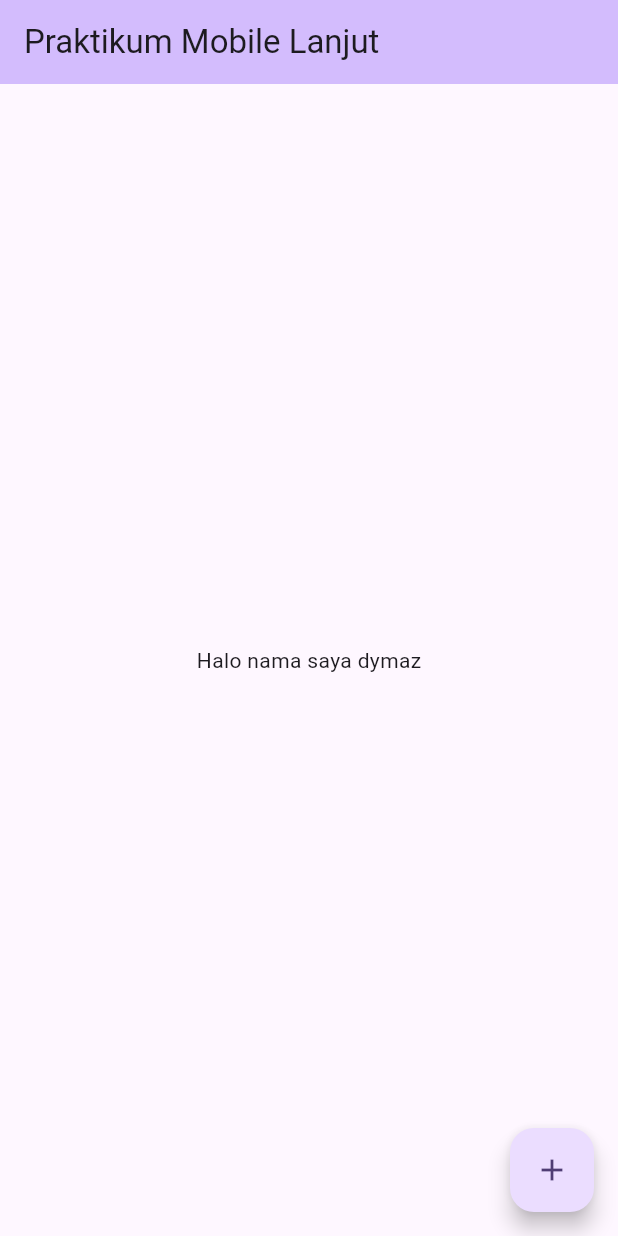
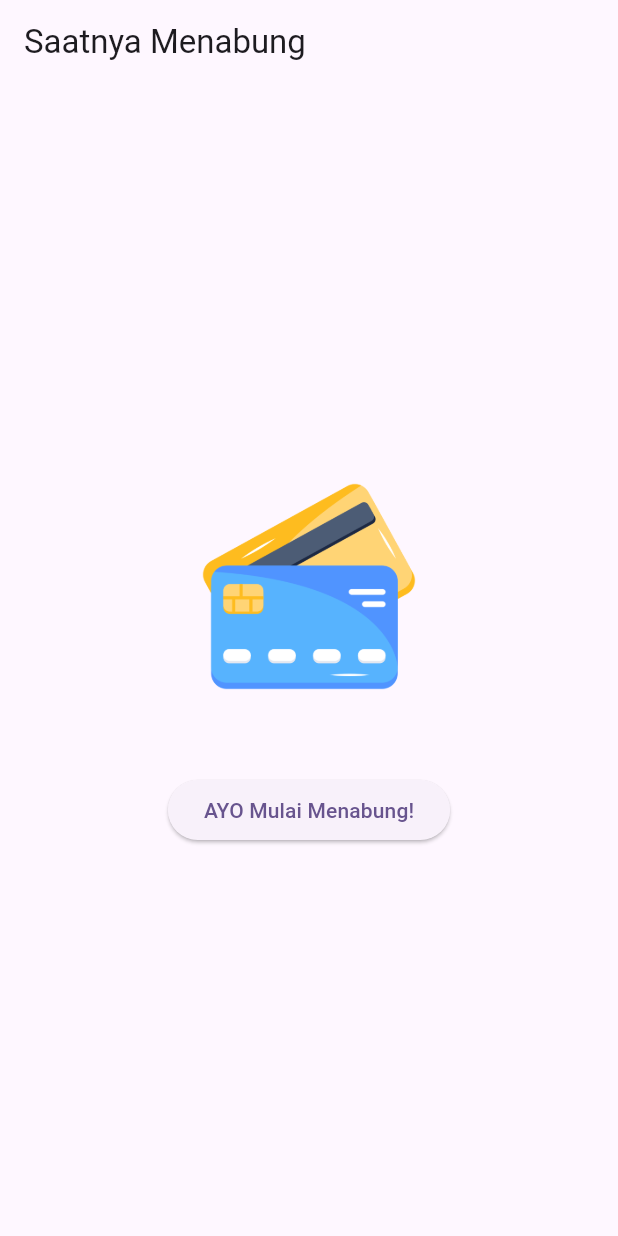
Before and after one commit to DYmazeh/prak-mobilelanjut-2357051017, a Flutter app: the screen it shows after launch, on a phone screen of 412 x 824 dp. Run offline on Flutter 3.47's test engine with Material 3 defaults, Android fonts, the phone set to English and light mode, and no system bars.

Commit message:
Pertemuan 3: Basic Widget

```diff
--- /dev/null
+++ b/lib/basic_widget.dart
@@ -0,0 +1,31 @@
+import 'package:flutter/material.dart';
+
+class BasicWidget extends StatelessWidget {
+  const BasicWidget({super.key});
+
+  @override
+  Widget build(BuildContext context) {
+    return Scaffold(
+      appBar: AppBar(
+        title: const Text('Saatnya Menabung'),
+      ),
+      body: Center(
+        child: Column(
+          mainAxisAlignment: MainAxisAlignment.center,
+          children: [
+            Image.asset(
+              'assets/images/atm.png',
+              width: 150,
+              height: 150,
+            ),
+            const SizedBox(height: 50),
+            ElevatedButton(
+              onPressed: () {},
+              child: const Text('AYO Mulai Menabung!'),
+            ),
+          ],
+        ),
+      ),
+    );
+  }
+}
--- a/lib/main.dart
+++ b/lib/main.dart
@@ -1,4 +1,7 @@
 import 'package:flutter/material.dart';
+//import 'package:myapp/column_widget.dart';
+//import 'package:myapp/row_widget.dart';
+import 'package:myapp/basic_widget.dart';
 
 void main() {
   runApp(const MyApp());
@@ -7,122 +10,15 @@ void main() {
 class MyApp extends StatelessWidget {
   const MyApp({super.key});
 
-  // This widget is the root of your application.
   @override
   Widget build(BuildContext context) {
     return MaterialApp(
-      title: 'Flutter Demo',
+      title: 'Praktikum Mobile Lanjut',
       theme: ThemeData(
-        // This is the theme of your application.
-        //
-        // TRY THIS: Try running your application with "flutter run". You'll see
-        // the application has a purple toolbar. Then, without quitting the app,
-        // try changing the seedColor in the colorScheme below to Colors.green
-        // and then invoke "hot reload" (save your changes or press the "hot
-        // reload" button in a Flutter-supported IDE, or press "r" if you used
-        // the command line to start the app).
-        //
-        // Notice that the counter didn't reset back to zero; the application
-        // state is not lost during the reload. To reset the state, use hot
-        // restart instead.
-        //
-        // This works for code too, not just values: Most code changes can be
-        // tested with just a hot reload.
         colorScheme: ColorScheme.fromSeed(seedColor: Colors.deepPurple),
+        useMaterial3: true,
       ),
-      home: const MyHomePage(title: 'Praktikum Mobile Lanjut'),
+      home: const BasicWidget(),
     );
   }
 }
-
-class MyHomePage extends StatefulWidget {
-  const MyHomePage({super.key, required this.title});
-
-  // This widget is the home page of your application. It is stateful, meaning
-  // that it has a State object (defined below) that contains fields that affect
-  // how it looks.
-
-  // This class is the configuration for the state. It holds the values (in this
-  // case the title) provided by the parent (in this case the App widget) and
-  // used by the build method of the State. Fields in a Widget subclass are
-  // always marked "final".
-
-  final String title;
-
-  @override
-  State<MyHomePage> createState() => _MyHomePageState();
-}
-
-class _MyHomePageState extends State<MyHomePage> {
-  int _counter = 0;
-
-  void _incrementCounter() {
-    setState(() {
-      // This call to setState tells the Flutter framework that something has
-      // changed in this State, which causes it to rerun the build method below
-      // so that the display can reflect the updated values. If we changed
-      // _counter without calling setState(), then the build method would not be
-      // called again, and so nothing would appear to happen.
-      _counter++;
-    });
-  }
-
-  @override
-  Widget build(BuildContext context) {
-    // This method is rerun every time setState is called, for instance as done
-    // by the _incrementCounter method above.
-    //
-    // The Flutter framework has been optimized to make rerunning build methods
-    // fast, so that you can just rebuild anything that needs updating rather
-    // than having to individually change instances of widgets.
-    return Scaffold(
-      appBar: AppBar(
-        // TRY THIS: Try changing the color here to a specific color (to
-        // Colors.amber, perhaps?) and trigger a hot reload to see the AppBar
-        // change color while the other colors stay the same.
-        backgroundColor: Theme.of(context).colorScheme.inversePrimary,
-        // Here we take the value from the MyHomePage object that was created by
-        // the App.build method, and use it to set our appbar title.
-        title: Text(widget.title),
-      ),
-      body: Center(
-
-        // Center is a layout widget. It takes a single child and positions it
-        // in the middle of the parent.
-        child: Column(
-          // Column is also a layout widget. It takes a list of children and
-          // arranges them vertically. By default, it sizes itself to fit its
-          // children horizontally, and tries to be as tall as its parent.
-          //
-          // Column has various properties to control how it sizes itself and
-          // how it positions its children. Here we use mainAxisAlignment to
-          // center the children vertically; the main axis here is the vertical
-          // axis because Columns are vertical (the cross axis would be
-          // horizontal).
-          //
-          // TRY THIS: Invoke "debug painting" (choose the "Toggle Debug Paint"
-          // action in the IDE, or press "p" in the console), to see the
-          // wireframe for each widget.
-          mainAxisAlignment: MainAxisAlignment.center,
-          children: <Widget>[
-            const Text('Halo nama saya dymaz'),
-            Visibility(
-              visible: false,
-              child: Text (
-                '$_counter',
-                style: Theme.of(context).textTheme.headlineMedium,
-              ),
-            ),
-          ],
-        ),
-      ),
-      floatingActionButton: FloatingActionButton(
-        onPressed: _incrementCounter,
-        tooltip: 'Increment',
-        child: const Icon(Icons.add),
-      ), // This trailing comma makes auto-formatting nicer for build methods.
-    );
-  }
-
-  text(String s, TextAlign center) {}
-}
--- a/pubspec.yaml
+++ b/pubspec.yaml
@@ -44,7 +44,7 @@ dev_dependencies:
   # activated in the `analysis_options.yaml` file located at the root of your
   # package. See that file for information about deactivating specific lint
   # rules and activating additional ones.
-  flutter_lints: ^5.0.0
+  flutter_lints: ^6.0.0
 
 # For information on the generic Dart part of this file, see the
 # following page: https://dart.dev/tools/pub/pubspec
@@ -58,8 +58,8 @@ flutter:
   uses-material-design: true
 
   # To add assets to your application, add an assets section, like this:
-  # assets:
-  #   - images/a_dot_burr.jpeg
+  assets:
+    - assets/images/
   #   - images/a_dot_ham.jpeg
 
   # An image asset can refer to one or more resolution-specific "variants", see
```
Also changed, not shown: lib/column_widget.dart (added, +22 -0 lines), lib/row_widget.dart (added, +22 -0 lines), assets/images/atm.png (added), pubspec.lock.
